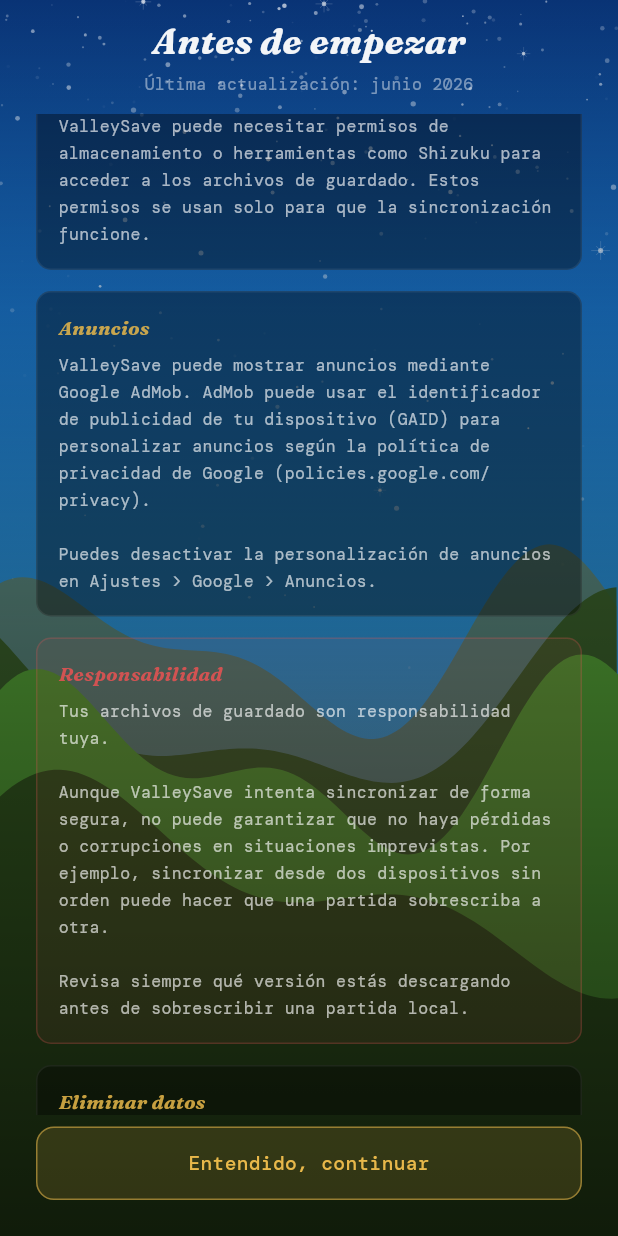
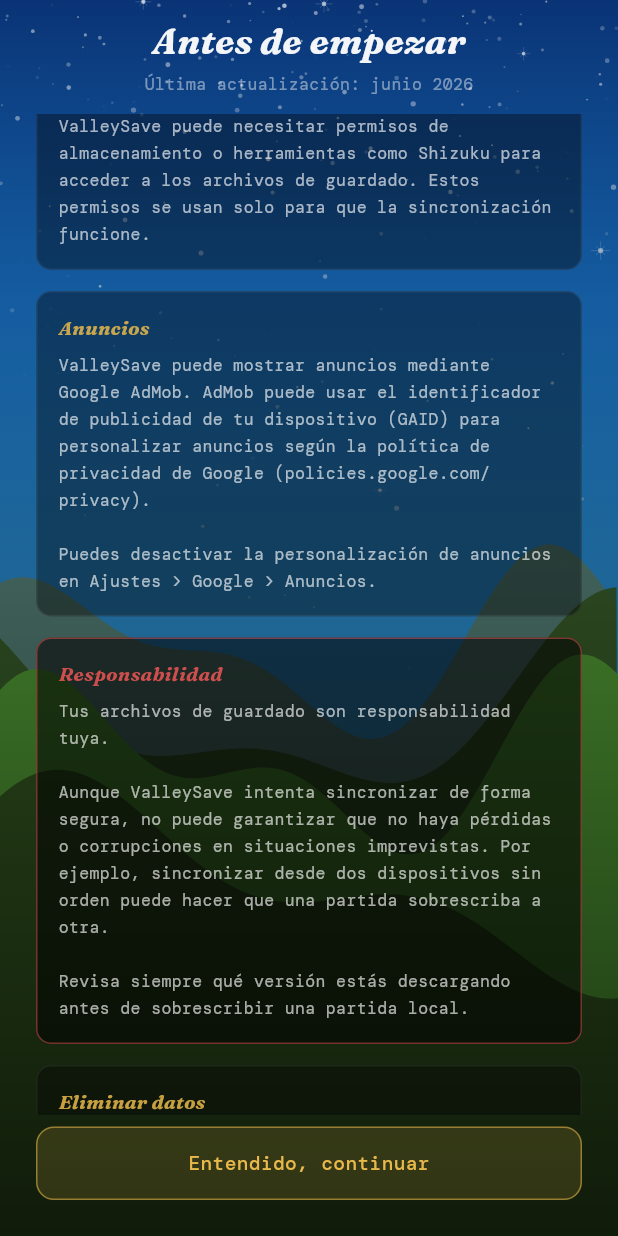
Before and after one commit to hirieo/valleysave-app, a Flutter app: the screen it shows after launch, scrolled down 576 dp, on a phone screen of 412 x 824 dp. Run offline on Flutter 3.47's test engine with Material 3 defaults, Android fonts, the phone set to English and light mode, and no system bars; our stand-ins replace flutter_dotenv, flutter_secure_storage, flutter_svg, geolocator, google_fonts, google_sign_in and 2 more; missing offline and left inert: android_intent_plus, extension_google_sign_in_as_googleapis_auth, googleapis, shizuku_api.

Commit message:
fix: confirm dialog bg darker, privacy highlight section legible
- AlertDialog bg: accent alpha 0.12 → 0.05 (less seasonal tint noise)
- Privacy "Responsabilidad" section: transparent red → black 0.55 + red border 0.50

Co-Authored-By: Claude Sonnet 4.6 <noreply@anthropic.com>

```diff
--- a/lib/features/onboarding/privacy_screen.dart
+++ b/lib/features/onboarding/privacy_screen.dart
@@ -203,13 +203,11 @@ class PrivacyScreen extends StatelessWidget {
       child: Container(
         padding: const EdgeInsets.all(14),
         decoration: BoxDecoration(
-          color: highlight
-              ? const Color(0xFFE05252).withValues(alpha: 0.07)
-              : Colors.black.withValues(alpha: 0.38),
+          color: Colors.black.withValues(alpha: highlight ? 0.55 : 0.38),
           borderRadius: BorderRadius.circular(10),
           border: Border.all(
             color: highlight
-                ? const Color(0xFFE05252).withValues(alpha: 0.25)
+                ? const Color(0xFFE05252).withValues(alpha: 0.50)
                 : Colors.white.withValues(alpha: 0.07),
           ),
         ),
--- a/lib/features/saves/saves_screen.dart
+++ b/lib/features/saves/saves_screen.dart
@@ -640,7 +640,7 @@ class _SavesScreenState extends State<SavesScreen> with WidgetsBindingObserver {
       builder: (ctx) => AlertDialog(
         scrollable: true,
         backgroundColor: Color.alphaBlend(
-            _seasonAccent.withValues(alpha: 0.12), const Color(0xFF0A0A0B)),
+            _seasonAccent.withValues(alpha: 0.05), const Color(0xFF0A0A0B)),
         shape: RoundedRectangleBorder(
           borderRadius: BorderRadius.circular(14),
           side: BorderSide(color: Colors.white.withValues(alpha: 0.12)),
@@ -720,7 +720,7 @@ class _SavesScreenState extends State<SavesScreen> with WidgetsBindingObserver {
       builder: (ctx) => AlertDialog(
         scrollable: true,
         backgroundColor: Color.alphaBlend(
-            _seasonAccent.withValues(alpha: 0.12), const Color(0xFF0A0A0B)),
+            _seasonAccent.withValues(alpha: 0.05), const Color(0xFF0A0A0B)),
         shape: RoundedRectangleBorder(
           borderRadius: BorderRadius.circular(14),
           side: BorderSide(color: Colors.white.withValues(alpha: 0.12)),
```
